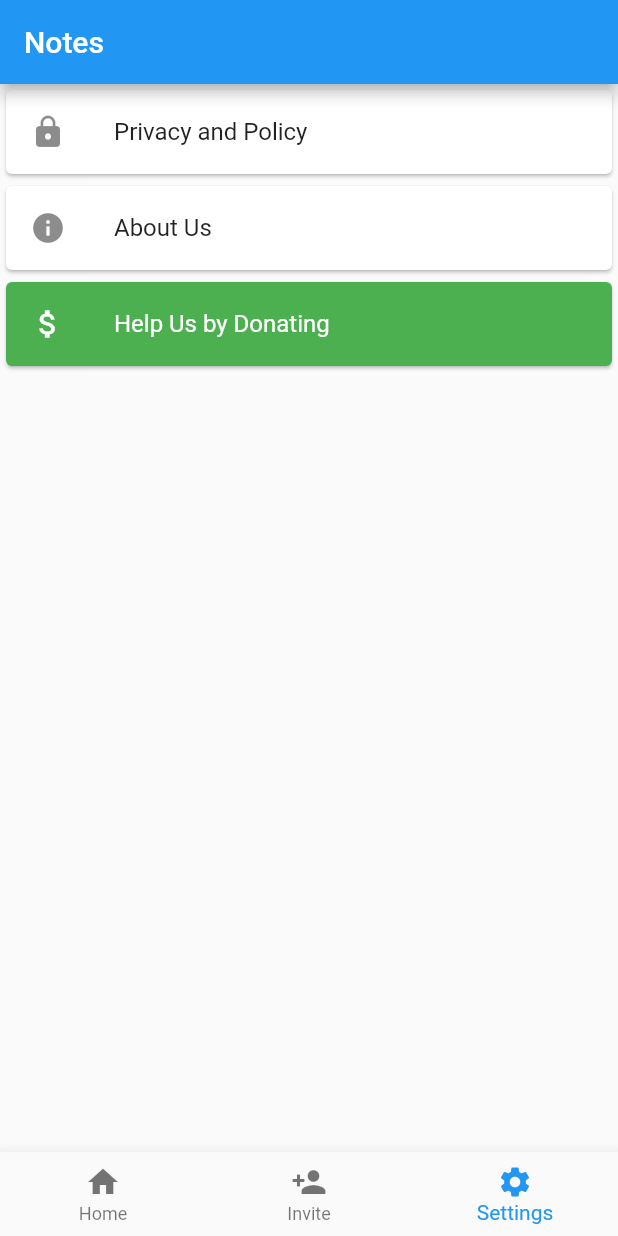
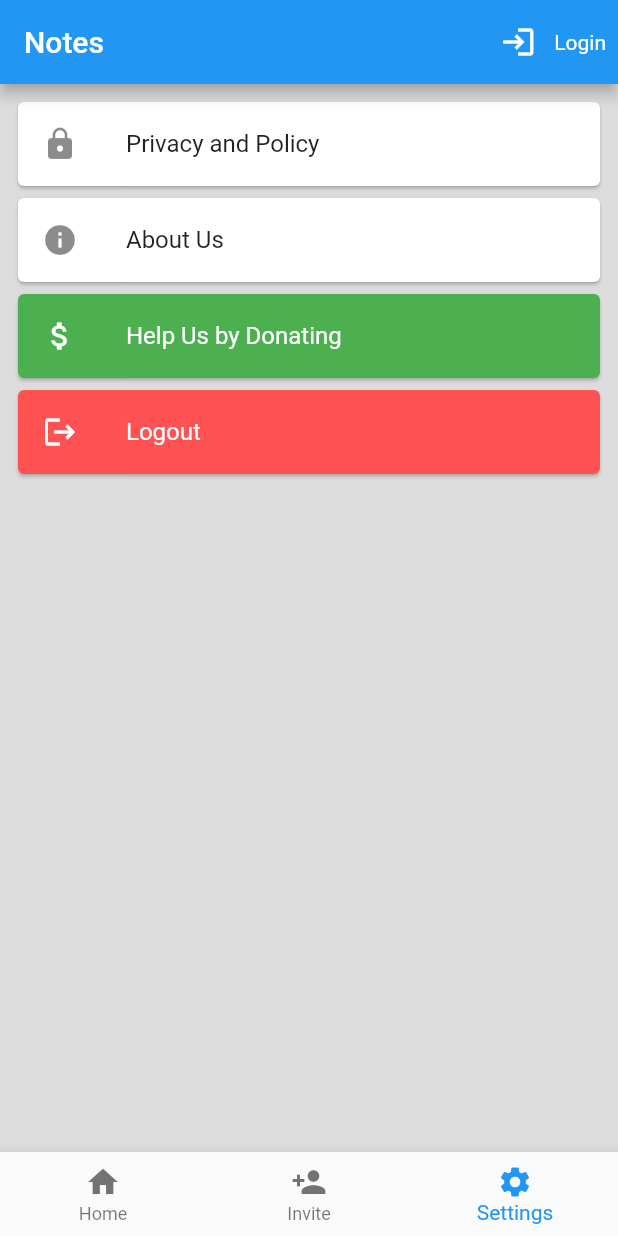
Before and after one commit to neeraj15022001/noterrFlutter, a Flutter app: the screen it shows after launch, item 3 of the bottom bar chosen, on a phone screen of 412 x 824 dp. Run offline on Flutter 3.47's test engine with Material 2 defaults, Android fonts, the phone set to English and light mode, and no system bars.

Commit message:
Added Login and Logout Actions

```diff
--- a/lib/main.dart
+++ b/lib/main.dart
@@ -36,6 +36,60 @@ class _MyAppState extends State<MyApp> {
         appBar: AppBar(
           backgroundColor: Colors.blue,
           title: const Text("Notes"),
+          actions: [
+            Padding(
+              padding: const EdgeInsets.all(8.0),
+              child: Row(
+                children: [
+                  IconButton(
+                    onPressed: () {},
+                    icon: Icon(Icons.login),
+                  ),
+                  Text("Login")
+                ],
+              ),
+            ),
+            // Row(
+            //   children: [
+            //     IconButton(
+            //       onPressed: () {},
+            //       icon: Icon(Icons.logout),
+            //       color: Colors.redAccent,
+            //     ),
+            //     Text("Logout")
+            //   ],
+            // ),
+            // SizedBox(
+            //   child: ElevatedButton(
+            //     onPressed: () {
+            //       print("login pressed");
+            //     },
+            //     child: const Text(
+            //       "Login",
+            //       style: TextStyle(
+            //         color: Colors.blue,
+            //       ),
+            //     ),
+            //     style: ButtonStyle(
+            //       backgroundColor: MaterialStateProperty.all(Colors.white),
+            //     ),
+            //   ),
+            // ),
+            // ElevatedButton(
+            //   onPressed: () {
+            //     print("logout pressed");
+            //   },
+            //   child: const Text(
+            //     "Logout",
+            //     style: TextStyle(
+            //       color: Colors.white,
+            //     ),
+            //   ),
+            //   style: ButtonStyle(
+            //     backgroundColor: MaterialStateProperty.all(Colors.redAccent),
+            //   ),
+            // )
+          ],
         ),
         body: _options.elementAt(_selectedIndex),
         bottomNavigationBar: BottomNavigationBar(
--- a/lib/views/screens/_settings.dart
+++ b/lib/views/screens/_settings.dart
@@ -5,21 +5,26 @@ class Settings extends StatelessWidget {
 
   @override
   Widget build(BuildContext context) {
-    return ListView(
-      children: const [
-        Card(
+    return Container(
+      decoration: const BoxDecoration(
+        color: Colors.black12,
+      ),
+      child: ListView(
+        padding: const EdgeInsets.all(8),
+        children: [
+          const Card(
             child: ListTile(
               leading: Icon(Icons.lock),
               title: Text("Privacy and Policy"),
             ),
           ),
-        Card(
+          const Card(
             child: ListTile(
               leading: Icon(Icons.info),
               title: Text("About Us"),
             ),
           ),
-        Card(
+          const Card(
             child: ListTile(
               leading: Icon(
                 Icons.attach_money_outlined,
@@ -34,7 +39,26 @@ class Settings extends StatelessWidget {
             ),
             color: Colors.green,
           ),
+          Card(
+            child: ListTile(
+              onTap: () {
+                print("Logging out");
+              },
+              leading: const Icon(
+                Icons.logout,
+                color: Colors.white,
+              ),
+              title: const Text(
+                "Logout",
+                style: TextStyle(
+                  color: Colors.white,
+                ),
+              ),
+            ),
+            color: Colors.redAccent,
+          )
         ],
+      ),
     );
   }
 }
```
Lines whose indentation alone changed are shown as unchanged.
